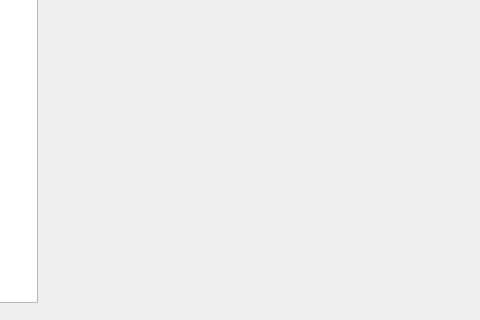
Old version of the form src/gui/configureDlg.ui in the repository Destroyerrrocket/doomseeker-unofficial; both pictures show x 183 to 663 and y 228 to 548 of the 663 by 548 pixel window.
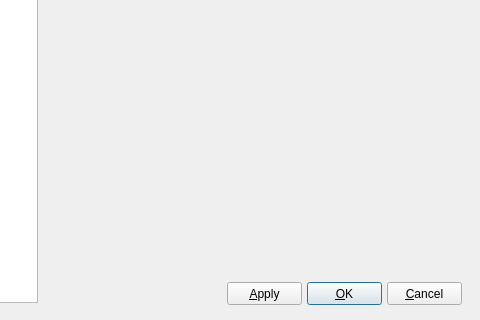
New version of the form.

Commit message: - Renamed: engineConfigBase.h to configBase.h. Former EngineConfigurationBaseBox is now a base class for every config QGroupBox. - Added: ability to specify and save information about SkullTag binary location. This was tested on Windows only. - Added: Instance of Config class stored in MainWindow.

The edit to the form file:
```diff
--- a/src/gui/configureDlg.ui
+++ b/src/gui/configureDlg.ui
@@ -28,9 +28,48 @@
    <attribute name="headerVisible">
     <bool>false</bool>
    </attribute>
-   <attribute name="headerVisible">
-    <bool>false</bool>
-   </attribute>
+  </widget>
+  <widget class="QPushButton" name="btnCancel">
+   <property name="geometry">
+    <rect>
+     <x>570</x>
+     <y>510</y>
+     <width>75</width>
+     <height>23</height>
+    </rect>
+   </property>
+   <property name="text">
+    <string>&amp;Cancel</string>
+   </property>
+  </widget>
+  <widget class="QPushButton" name="btnOk">
+   <property name="geometry">
+    <rect>
+     <x>490</x>
+     <y>510</y>
+     <width>75</width>
+     <height>23</height>
+    </rect>
+   </property>
+   <property name="text">
+    <string>&amp;OK</string>
+   </property>
+   <property name="default">
+    <bool>true</bool>
+   </property>
+  </widget>
+  <widget class="QPushButton" name="btnApply">
+   <property name="geometry">
+    <rect>
+     <x>410</x>
+     <y>510</y>
+     <width>75</width>
+     <height>23</height>
+    </rect>
+   </property>
+   <property name="text">
+    <string>&amp;Apply</string>
+   </property>
   </widget>
  </widget>
  <resources/>
```
The commit also changes 12 other files.
